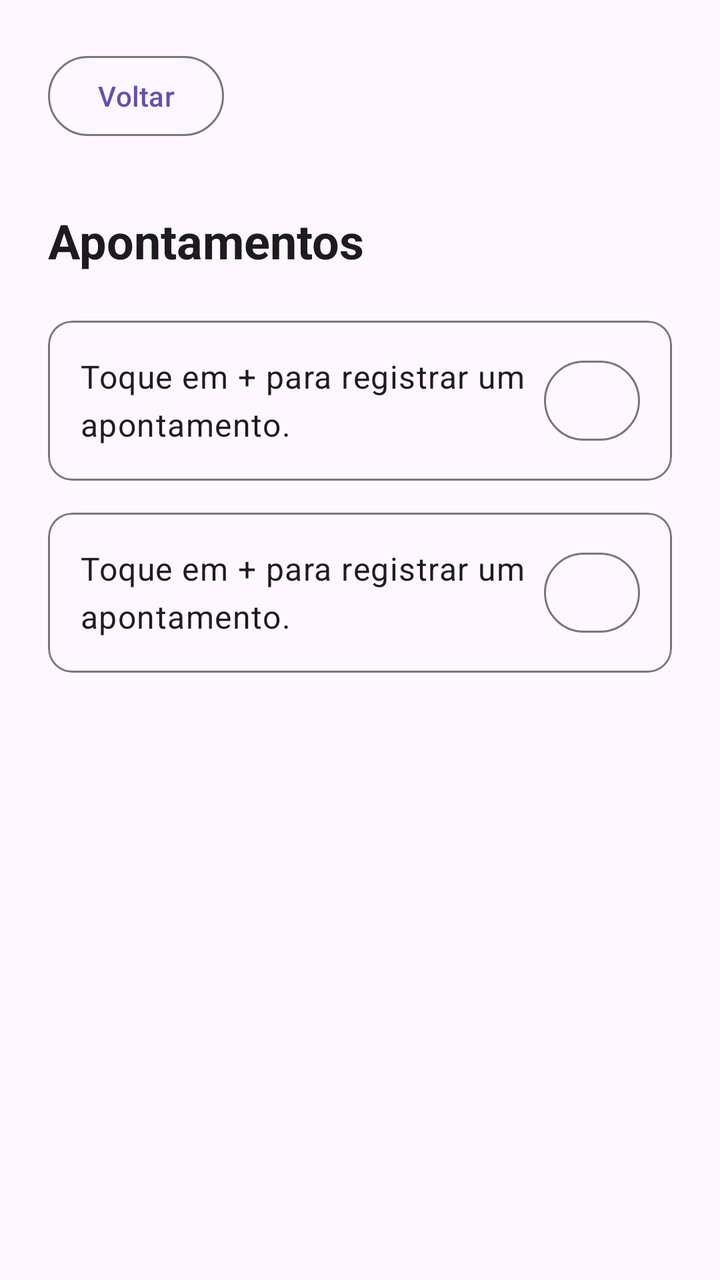
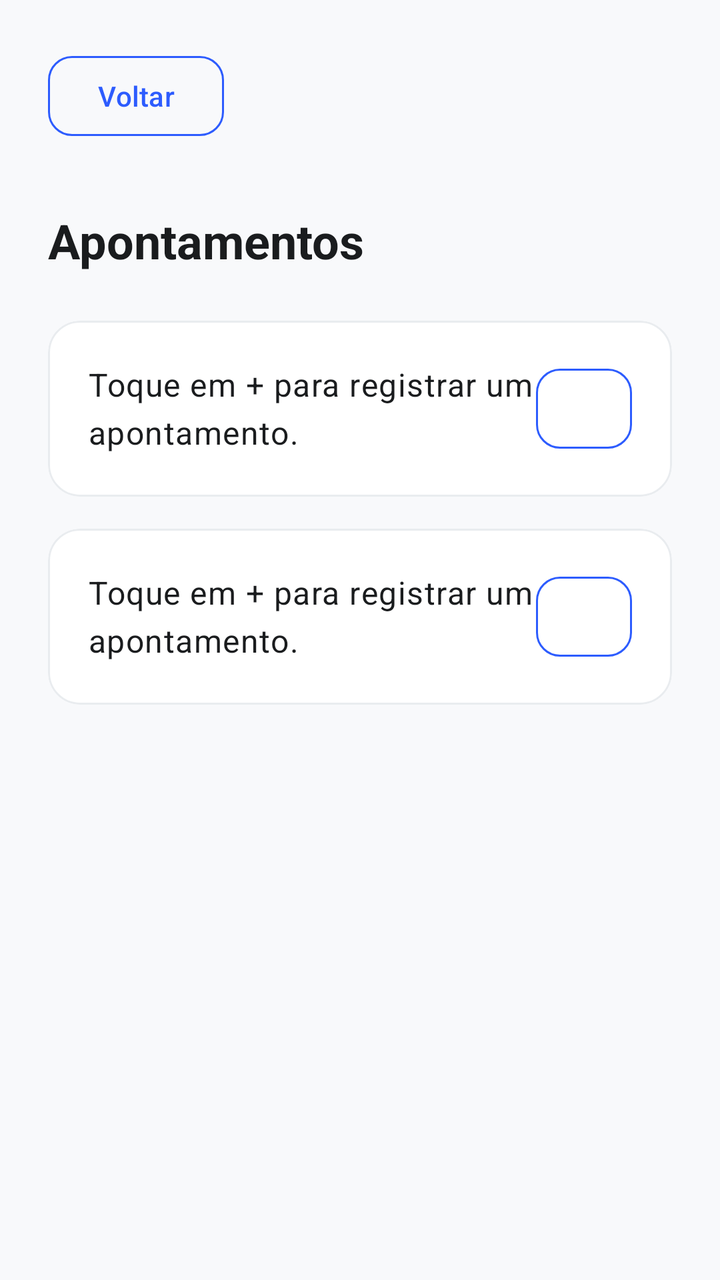

Screens rendered from an Android XML layout before and after an edit, with the pre-edit source and the edit as a unified diff.
<!-- AndroidManifest.xml: application theme Theme.TCC -->
<!-- res/layout/apontamentos.xml -->
<?xml version="1.0" encoding="utf-8"?>
<ScrollView xmlns:android="http://schemas.android.com/apk/res/android"
    xmlns:app="http://schemas.android.com/apk/res-auto"
    android:layout_width="match_parent"
    android:layout_height="match_parent"
    android:fillViewport="true">

    <LinearLayout
        android:layout_width="match_parent"
        android:layout_height="wrap_content"
        android:orientation="vertical"
        android:padding="24dp">

        <Button
            android:id="@+id/btnVoltar"
            style="?attr/materialButtonOutlinedStyle"
            android:layout_width="wrap_content"
            android:layout_height="wrap_content"
            android:text="@string/voltar"
            android:textAllCaps="false" />

        <TextView
            android:layout_width="match_parent"
            android:layout_height="wrap_content"
            android:layout_marginTop="32dp"
            android:text="@string/apontamentos"
            android:textAppearance="?attr/textAppearanceHeadlineSmall"
            android:textStyle="bold" />

        <com.google.android.material.card.MaterialCardView
            android:id="@+id/cardItem1"
            android:layout_width="match_parent"
            android:layout_height="wrap_content"
            android:layout_marginTop="24dp"
            app:cardElevation="0dp"
            app:strokeColor="?attr/colorOutline"
            app:strokeWidth="1dp">

            <LinearLayout
                android:layout_width="match_parent"
                android:layout_height="wrap_content"
                android:gravity="center_vertical"
                android:orientation="horizontal"
                android:padding="16dp">

                <TextView
                    android:id="@+id/tvTextoCard1"
                    android:layout_width="0dp"
                    android:layout_height="wrap_content"
                    android:layout_weight="1"
                    android:text="@string/apontamento_placeholder"
                    android:textAppearance="?attr/textAppearanceBodyLarge" />

                <Button
                    android:id="@+id/btnAdicionar1"
                    style="?attr/materialButtonOutlinedStyle"
                    android:layout_width="48dp"
                    android:layout_height="48dp"
                    android:contentDescription="@string/adicionar_apontamento"
                    android:minWidth="0dp"
                    android:text="+"
                    android:textSize="20sp" />
            </LinearLayout>
        </com.google.android.material.card.MaterialCardView>

        <com.google.android.material.card.MaterialCardView
            android:id="@+id/cardItem2"
            android:layout_width="match_parent"
            android:layout_height="wrap_content"
            android:layout_marginTop="16dp"
            app:cardElevation="0dp"
            app:strokeColor="?attr/colorOutline"
            app:strokeWidth="1dp">

            <LinearLayout
                android:layout_width="match_parent"
                android:layout_height="wrap_content"
                android:gravity="center_vertical"
                android:orientation="horizontal"
                android:padding="16dp">

                <TextView
                    android:id="@+id/tvTextoCard2"
                    android:layout_width="0dp"
                    android:layout_height="wrap_content"
                    android:layout_weight="1"
                    android:text="@string/apontamento_placeholder"
                    android:textAppearance="?attr/textAppearanceBodyLarge" />

                <Button
                    android:id="@+id/btnAdicionar2"
                    style="?attr/materialButtonOutlinedStyle"
                    android:layout_width="48dp"
                    android:layout_height="48dp"
                    android:contentDescription="@string/adicionar_apontamento"
                    android:minWidth="0dp"
                    android:text="+"
                    android:textSize="20sp" />
            </LinearLayout>
        </com.google.android.material.card.MaterialCardView>

    </LinearLayout>
</ScrollView>
<!-- resources referenced by this layout -->
<resources>
  <string name="adicionar_apontamento">Adicionar apontamento</string>
  <string name="apontamento_placeholder">Toque em + para registrar um apontamento.</string>
  <string name="apontamentos">Apontamentos</string>
  <string name="voltar">Voltar</string>
  <style name="Theme.TCC" parent="Base.Theme.TCC" />
  <style name="Base.Theme.TCC" parent="Theme.Material3.DayNight.NoActionBar">
          
          
      </style>
</resources>

<!-- the commit's change to res/layout/apontamentos.xml (unified diff, before → after) -->
@@ -3,6 +3,7 @@
     xmlns:app="http://schemas.android.com/apk/res-auto"
     android:layout_width="match_parent"
     android:layout_height="match_parent"
+    android:background="@color/background_light"
     android:fillViewport="true">
 
     <LinearLayout
@@ -17,7 +18,10 @@
             android:layout_width="wrap_content"
             android:layout_height="wrap_content"
             android:text="@string/voltar"
-            android:textAllCaps="false" />
+            android:textAllCaps="false"
+            android:textColor="@color/primary_blue"
+            app:cornerRadius="12dp"
+            app:strokeColor="@color/primary_blue" />
 
         <TextView
             android:layout_width="match_parent"
@@ -25,6 +29,7 @@
             android:layout_marginTop="32dp"
             android:text="@string/apontamentos"
             android:textAppearance="?attr/textAppearanceHeadlineSmall"
+            android:textColor="@color/text_primary"
             android:textStyle="bold" />
 
         <com.google.android.material.card.MaterialCardView
@@ -32,8 +37,10 @@
             android:layout_width="match_parent"
             android:layout_height="wrap_content"
             android:layout_marginTop="24dp"
+            app:cardBackgroundColor="@color/white"
+            app:cardCornerRadius="16dp"
             app:cardElevation="0dp"
-            app:strokeColor="?attr/colorOutline"
+            app:strokeColor="@color/border_color"
             app:strokeWidth="1dp">
 
             <LinearLayout
@@ -41,7 +48,7 @@
                 android:layout_height="wrap_content"
                 android:gravity="center_vertical"
                 android:orientation="horizontal"
-                android:padding="16dp">
+                android:padding="20dp">
 
                 <TextView
                     android:id="@+id/tvTextoCard1"
@@ -49,7 +56,8 @@
                     android:layout_height="wrap_content"
                     android:layout_weight="1"
                     android:text="@string/apontamento_placeholder"
-                    android:textAppearance="?attr/textAppearanceBodyLarge" />
+                    android:textAppearance="?attr/textAppearanceBodyLarge"
+                    android:textColor="@color/text_primary" />
 
                 <Button
                     android:id="@+id/btnAdicionar1"
@@ -59,7 +67,10 @@
                     android:contentDescription="@string/adicionar_apontamento"
                     android:minWidth="0dp"
                     android:text="+"
-                    android:textSize="20sp" />
+                    android:textColor="@color/primary_blue"
+                    android:textSize="20sp"
+                    app:cornerRadius="12dp"
+                    app:strokeColor="@color/primary_blue" />
             </LinearLayout>
         </com.google.android.material.card.MaterialCardView>
 
@@ -68,8 +79,10 @@
             android:layout_width="match_parent"
             android:layout_height="wrap_content"
             android:layout_marginTop="16dp"
+            app:cardBackgroundColor="@color/white"
+            app:cardCornerRadius="16dp"
             app:cardElevation="0dp"
-            app:strokeColor="?attr/colorOutline"
+            app:strokeColor="@color/border_color"
             app:strokeWidth="1dp">
 
             <LinearLayout
@@ -77,7 +90,7 @@
                 android:layout_height="wrap_content"
                 android:gravity="center_vertical"
                 android:orientation="horizontal"
-                android:padding="16dp">
+                android:padding="20dp">
 
                 <TextView
                     android:id="@+id/tvTextoCard2"
@@ -85,7 +98,8 @@
                     android:layout_height="wrap_content"
                     android:layout_weight="1"
                     android:text="@string/apontamento_placeholder"
-                    android:textAppearance="?attr/textAppearanceBodyLarge" />
+                    android:textAppearance="?attr/textAppearanceBodyLarge"
+                    android:textColor="@color/text_primary" />
 
                 <Button
                     android:id="@+id/btnAdicionar2"
@@ -95,7 +109,10 @@
                     android:contentDescription="@string/adicionar_apontamento"
                     android:minWidth="0dp"
                     android:text="+"
-                    android:textSize="20sp" />
+                    android:textColor="@color/primary_blue"
+                    android:textSize="20sp"
+                    app:cornerRadius="12dp"
+                    app:strokeColor="@color/primary_blue" />
             </LinearLayout>
         </com.google.android.material.card.MaterialCardView>
 
<!-- resource entries referenced after the edit -->
@@ -1,13 +1,28 @@
 <!-- resources referenced by this layout -->
 <resources>
+  <color name="background_light">#F8F9FB</color>
+  <color name="border_color">#E9ECEF</color>
+  <color name="primary_blue">#2D5CFE</color>
+  <color name="text_primary">#1A1C1E</color>
+  <color name="white">#FFFFFFFF</color>
   <string name="adicionar_apontamento">Adicionar apontamento</string>
   <string name="apontamento_placeholder">Toque em + para registrar um apontamento.</string>
   <string name="apontamentos">Apontamentos</string>
   <string name="voltar">Voltar</string>
   <style name="Theme.TCC" parent="Base.Theme.TCC" />
-  <style name="Base.Theme.TCC" parent="Theme.Material3.DayNight.NoActionBar">
+  <style name="Base.Theme.TCC" parent="Theme.Material3.Light.NoActionBar">
           
+          <item name="colorPrimary">@color/primary_blue</item>
+          <item name="colorOnPrimary">@color/white</item>
+          <item name="colorSecondary">@color/accent_green</item>
+          <item name="colorOnSecondary">@color/white</item>
+          <item name="android:windowBackground">@color/background_light</item>
+  
           
+          <item name="android:textColorPrimary">@color/text_primary</item>
+          <item name="android:textColorSecondary">@color/text_secondary</item>
       </style>
+  <color name="accent_green">#10B981</color>
+  <color name="text_secondary">#6C757D</color>
 </resources>
 
